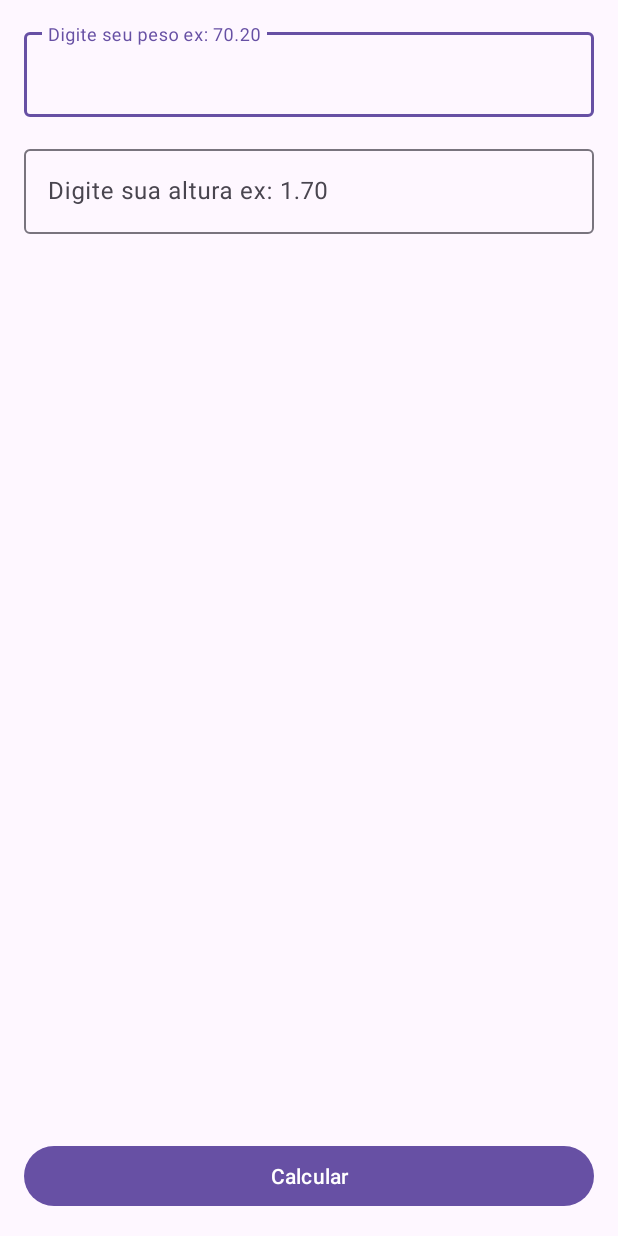
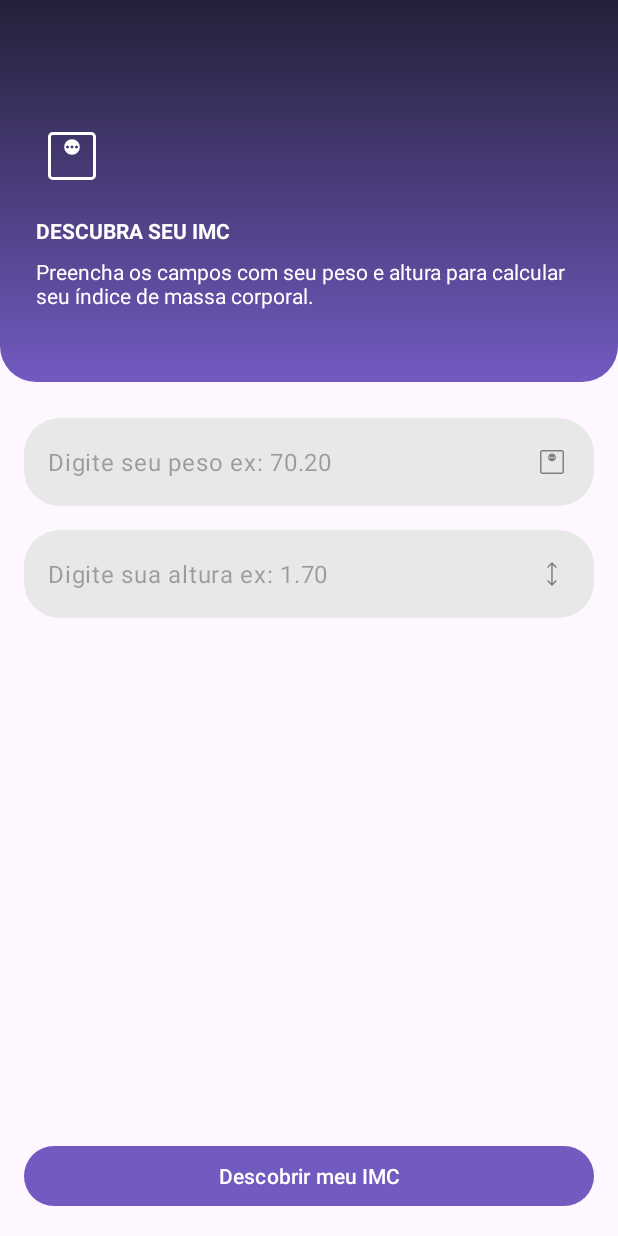
Before and after one commit to matheussousamartins/calculadoraimc, an Android app: the screen it shows after launch (MainActivity), on a phone screen of 412 x 824 dp. Run offline under Robolectric (Android 15) with nearby library versions, the phone set to English and light mode, and no system bars.

Commit message:
Melhorando experiência do usuário

```diff
--- a/app/build.gradle.kts
+++ b/app/build.gradle.kts
@@ -10,7 +10,7 @@ android {
     defaultConfig {
         applicationId = "com.comunidadedevspace.imc"
         minSdk = 24
-        targetSdk = 33
+        targetSdk = 35
         versionCode = 1
         versionName = "1.0"
 
--- a/app/src/main/java/com/comunidadedevspace/imc/ResultActivity.kt
+++ b/app/src/main/java/com/comunidadedevspace/imc/ResultActivity.kt
@@ -1,5 +1,6 @@
 package com.comunidadedevspace.imc
 
+import android.graphics.Color
 import android.os.Bundle
 import android.widget.TextView
 import androidx.activity.enableEdgeToEdge
@@ -21,14 +22,19 @@ class ResultActivity : AppCompatActivity() {
         tvResult.text = result.toString()
 
         val classificacao: String = if (result <= 18.5f) {
+            tvClassificacao.setTextColor(Color.RED)
             "MAGREZA"
         } else if(result > 18.5f && result <= 24.99f) {
+            tvClassificacao.setTextColor(Color.GREEN)
             "NORMAL"
         } else if(result > 25f && result <= 29.99f) {
+            tvClassificacao.setTextColor(Color.YELLOW)
             "SOBREPESO"
         } else if(result > 30f && result <= 39.99f) {
+            tvClassificacao.setTextColor(Color.RED)
             "OBESIDADE"
         } else {
+            tvClassificacao.setTextColor(Color.RED)
             "OBESIDADE GRAVE"
         }
 
--- /dev/null
+++ b/app/src/main/res/drawable/gradiente_bg.xml
@@ -0,0 +1,12 @@
+<?xml version="1.0" encoding="utf-8"?>
+<shape xmlns:android="http://schemas.android.com/apk/res/android">
+     <corners android:topLeftRadius="0dp"
+         android:topRightRadius="0dp"
+         android:bottomLeftRadius="24dp"
+         android:bottomRightRadius="24dp" />
+
+    <gradient
+        android:startColor="@color/primary_400"
+        android:endColor="@color/primary_900"
+        android:angle="90" />
+ </shape>
--- /dev/null
+++ b/app/src/main/res/drawable/ic__weight.xml
@@ -0,0 +1,9 @@
+<vector xmlns:android="http://schemas.android.com/apk/res/android"
+    android:width="24dp"
+    android:height="24dp"
+    android:viewportWidth="960"
+    android:viewportHeight="960">
+  <path
+      android:pathData="M480,464.62q43.85,0 74.23,-30.39 30.39,-30.38 30.39,-74.23 0,-43.85 -30.39,-74.23 -30.38,-30.39 -74.23,-30.39 -43.85,0 -74.23,30.39 -30.39,30.38 -30.39,74.23 0,43.85 30.39,74.23 30.38,30.39 74.23,30.39ZM420,380q-8,0 -14,-6t-6,-14q0,-8 6,-14t14,-6q8,0 14,6t6,14q0,8 -6,14t-14,6ZM480,380q-8,0 -14,-6t-6,-14q0,-8 6,-14t14,-6q8,0 14,6t6,14q0,8 -6,14t-14,6ZM540,380q-8,0 -14,-6t-6,-14q0,-8 6,-14t14,-6q8,0 14,6t6,14q0,8 -6,14t-14,6ZM224.62,800q-27.62,0 -46.12,-18.5Q160,763 160,735.38v-510.76q0,-27.62 18.5,-46.12Q197,160 224.62,160h510.76q27.62,0 46.12,18.5Q800,197 800,224.62v510.76q0,27.62 -18.5,46.12Q763,800 735.38,800L224.62,800ZM224.62,760h510.76q9.24,0 16.93,-7.69 7.69,-7.69 7.69,-16.93v-510.76q0,-9.24 -7.69,-16.93 -7.69,-7.69 -16.93,-7.69L224.62,200q-9.24,0 -16.93,7.69 -7.69,7.69 -7.69,16.93v510.76q0,9.24 7.69,16.93 7.69,7.69 16.93,7.69ZM200,200v560,-560Z"
+      android:fillColor="#FF808080"/>
+</vector>
--- /dev/null
+++ b/app/src/main/res/drawable/ic_height.xml
@@ -0,0 +1,9 @@
+<vector xmlns:android="http://schemas.android.com/apk/res/android"
+    android:width="24dp"
+    android:height="24dp"
+    android:viewportWidth="960"
+    android:viewportHeight="960">
+  <path
+      android:pathData="M479.23,800 L347.69,668.46l27.54,-27.54 84,82.23v-487.07l-83.23,83 -27.54,-27.54L480,160l131.54,131.54 -28.31,28.54 -84,-83.23v486.3l84,-82.23 27.54,27.54L479.23,800Z"
+      android:fillColor="#ff808080"/>
+</vector>
--- /dev/null
+++ b/app/src/main/res/drawable/rounded_bg.xml
@@ -0,0 +1,5 @@
+<?xml version="1.0" encoding="utf-8"?>
+<shape xmlns:android="http://schemas.android.com/apk/res/android">
+    <solid android:color="#E8E8E8" />
+    <corners android:radius="24dp" />
+</shape>
--- a/app/src/main/res/layout/activity_main.xml
+++ b/app/src/main/res/layout/activity_main.xml
@@ -6,13 +6,52 @@
     android:layout_height="match_parent"
     tools:context=".MainActivity">
 
+    <LinearLayout
+        android:id="@+id/vg_header"
+        android:layout_width="match_parent"
+        android:orientation="vertical"
+        android:background="@drawable/gradiente_bg"
+        android:layout_height="wrap_content"
+        app:layout_constraintEnd_toEndOf="parent"
+        app:layout_constraintStart_toStartOf="parent"
+        app:layout_constraintTop_toTopOf="parent">
+
+        <ImageView
+            android:src="@drawable/ic__weight"
+            android:layout_marginStart="24dp"
+            android:layout_marginTop="80dp"
+            android:layout_marginBottom="16dp"
+            android:layout_width="48dp"
+            android:layout_height="48dp"
+            app:tint="@color/white"/>
+
+        <TextView
+            android:text="DESCUBRA SEU IMC"
+            android:textStyle="bold"
+            android:textColor="@color/white"
+            android:layout_width="wrap_content"
+            android:layout_height="wrap_content"
+            android:layout_marginStart="24dp" />
+
+        <TextView
+            android:text="Preencha os campos com seu peso e altura para calcular seu índice de massa corporal."
+            android:textColor="@color/white"
+            android:layout_width="wrap_content"
+            android:layout_height="wrap_content"
+            android:layout_marginTop="8dp"
+            android:layout_marginStart="24dp"
+            android:layout_marginEnd="24dp"
+            android:layout_marginBottom="48dp" />
+
+    </LinearLayout>
+
 
     <Button
         android:id="@+id/btn_calcular"
         android:layout_width="match_parent"
         android:layout_height="wrap_content"
         android:layout_margin="16dp"
-        android:text="Calcular"
+        android:text="Descobrir meu IMC"
         app:layout_constraintBottom_toBottomOf="parent"
         app:layout_constraintEnd_toEndOf="parent"
         app:layout_constraintStart_toStartOf="parent" />
@@ -21,23 +60,31 @@
         android:id="@+id/textInputLayout"
         android:layout_width="match_parent"
         android:layout_height="wrap_content"
-        android:layout_margin="16dp"
+        android:layout_marginStart="16dp"
+        android:layout_marginEnd="16dp"
+        android:layout_marginTop="24dp"
+        app:hintEnabled="false"
         app:layout_constraintEnd_toEndOf="parent"
         app:layout_constraintStart_toStartOf="parent"
-        app:layout_constraintTop_toTopOf="parent">
+        app:layout_constraintTop_toBottomOf="@+id/vg_header">
 
         <com.google.android.material.textfield.TextInputEditText
             android:id="@+id/edt_peso"
             android:layout_width="match_parent"
             android:layout_height="wrap_content"
+            android:background="@drawable/rounded_bg"
+            android:drawableEnd="@drawable/ic__weight"
             android:hint="Digite seu peso ex: 70.20"
-            android:inputType="numberDecimal" />
+            android:inputType="numberDecimal"
+            android:maxLength="6" />
     </com.google.android.material.textfield.TextInputLayout>
 
     <com.google.android.material.textfield.TextInputLayout
+        android:id="@+id/textInputLayout2"
         android:layout_width="match_parent"
         android:layout_height="wrap_content"
         android:layout_margin="16dp"
+        app:hintEnabled="false"
         app:layout_constraintEnd_toEndOf="parent"
         app:layout_constraintStart_toStartOf="parent"
         app:layout_constraintTop_toBottomOf="@+id/textInputLayout">
@@ -46,8 +93,11 @@
             android:id="@+id/edt_altura"
             android:layout_width="match_parent"
             android:layout_height="wrap_content"
+            android:background="@drawable/rounded_bg"
+            android:drawableEnd="@drawable/ic_height"
+            android:hint="Digite sua altura ex: 1.70"
             android:inputType="numberDecimal"
-            android:hint="Digite sua altura ex: 1.70" />
+            android:maxLength="4" />
     </com.google.android.material.textfield.TextInputLayout>
 
 
--- a/app/src/main/res/values-night/themes.xml
+++ b/app/src/main/res/values-night/themes.xml
@@ -2,6 +2,7 @@
     <!-- Base application theme. -->
     <style name="Base.Theme.Calculadoraimc" parent="Theme.Material3.DayNight.NoActionBar">
         <!-- Customize your dark theme here. -->
-        <!-- <item name="colorPrimary">@color/my_dark_primary</item> -->
+        <item name="colorPrimary">@color/primary_400</item>
+        <item name="android:statusBarColor">@color/primary_900</item>
     </style>
 </resources>
--- a/app/src/main/res/values/colors.xml
+++ b/app/src/main/res/values/colors.xml
@@ -2,4 +2,7 @@
 <resources>
     <color name="black">#FF000000</color>
     <color name="white">#FFFFFFFF</color>
+
+    <color name="primary_400">#725AC1</color>
+    <color name="primary_900">#242038</color>
 </resources>
--- a/app/src/main/res/values/themes.xml
+++ b/app/src/main/res/values/themes.xml
@@ -2,7 +2,8 @@
     <!-- Base application theme. -->
     <style name="Base.Theme.Calculadoraimc" parent="Theme.Material3.DayNight.NoActionBar">
         <!-- Customize your light theme here. -->
-        <!-- <item name="colorPrimary">@color/my_light_primary</item> -->
+        <item name="colorPrimary">@color/primary_400</item>
+        <item name="android:statusBarColor">@color/primary_900</item>
     </style>
 
     <style name="Theme.Calculadoraimc" parent="Base.Theme.Calculadoraimc" />
```
Also changed, not shown: app/src/main/java/com/comunidadedevspace/imc/MainActivity.kt (+5 -7 lines), app/src/main/res/layout/activity_result.xml (+53 -9 lines).
